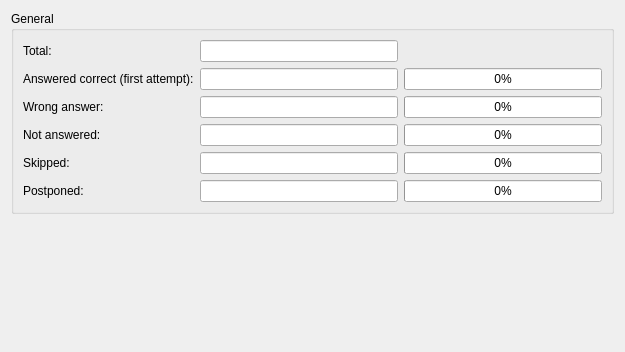
The window that src/practice/practicesummarywidget.ui (KDE/parley) describes before a commit, drawn with Qt 5.
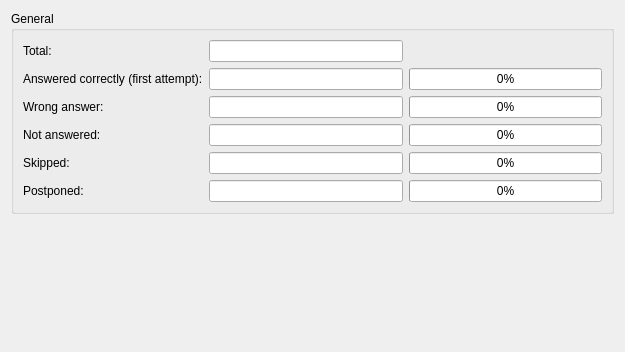
The same window after the commit.

```diff
--- a/src/practice/practicesummarywidget.ui
+++ b/src/practice/practicesummarywidget.ui
@@ -42,7 +42,7 @@
       <item row="1" column="0" >
        <widget class="QLabel" name="label_2" >
         <property name="text" >
-         <string>Answered correct (first attempt):</string>
+         <string>Answered correctly (first attempt):</string>
         </property>
        </widget>
       </item>
```
